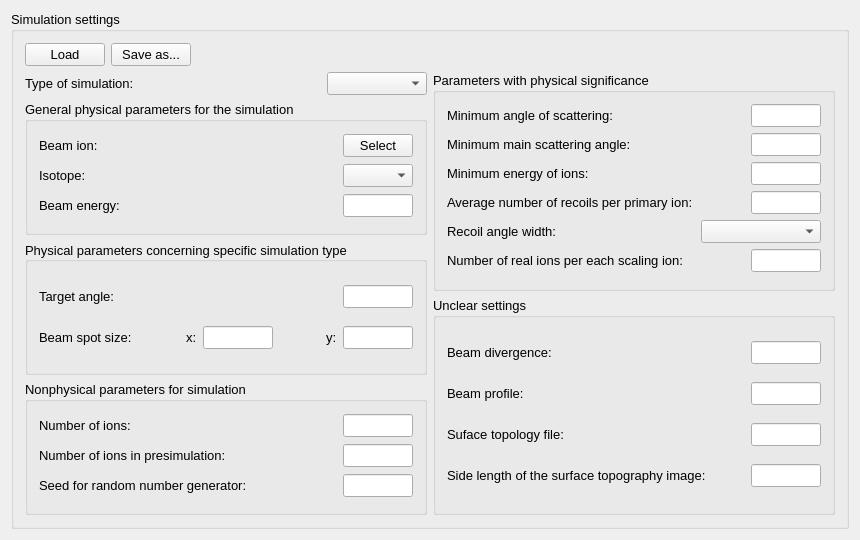
This is ui_files/ui_request_simulation_settings.ui in JYU-IBA/potku as Qt 5 draws it before an edit. The edited form follows.
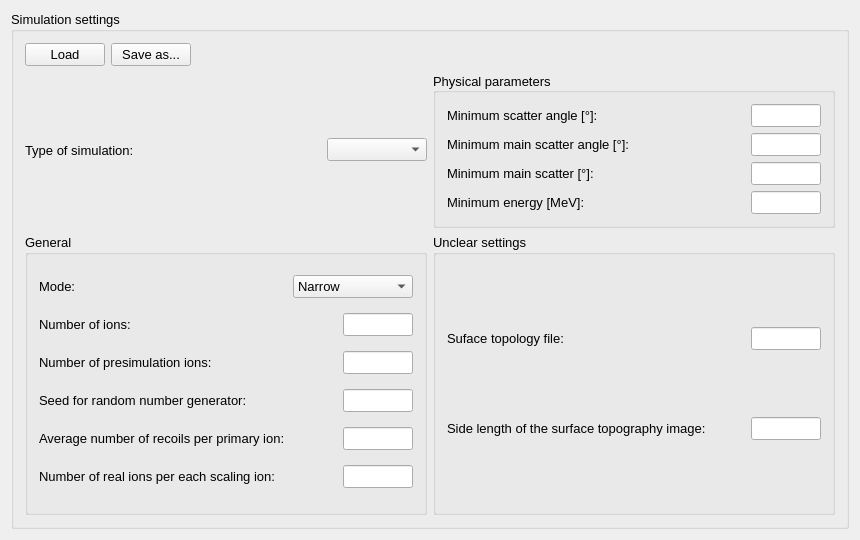
This is the edited form.

Commit message:
Request Settings for measurement
View for measurement settings tab in request settings.

The edit to the form file:
```diff
--- a/ui_files/ui_request_simulation_settings.ui
+++ b/ui_files/ui_request_simulation_settings.ui
@@ -44,8 +44,6 @@
        <property name="title">
         <string>Simulation settings</string>
        </property>
-       <layout class="QHBoxLayout" name="horizontalLayout_14">
-        <item>
          <layout class="QVBoxLayout" name="verticalLayout_10">
           <item>
            <layout class="QHBoxLayout" name="horizontalLayout">
@@ -79,13 +77,8 @@
            </layout>
           </item>
           <item>
-           <layout class="QHBoxLayout" name="horizontalLayout_5">
-            <item>
-             <layout class="QVBoxLayout" name="settingsLeft">
-              <property name="sizeConstraint">
-               <enum>QLayout::SetDefaultConstraint</enum>
-              </property>
-              <item>
+         <layout class="QGridLayout" name="gridLayout">
+          <item row="0" column="0">
                <layout class="QHBoxLayout" name="typeOfSimulationLayout">
                 <item>
                  <widget class="QLabel" name="typeOfSimulationLabel">
@@ -115,230 +108,65 @@
                 </item>
                </layout>
               </item>
-              <item>
-               <widget class="QGroupBox" name="generalPhysicalParams">
-                <property name="title">
-                 <string>General physical parameters for the simulation</string>
-                </property>
-                <layout class="QVBoxLayout" name="verticalLayout_3">
-                 <item>
-                  <layout class="QHBoxLayout" name="beamIonLayout">
-                   <item>
-                    <widget class="QLabel" name="beamIonLabel">
-                     <property name="text">
-                      <string>Beam ion:</string>
-                     </property>
-                    </widget>
-                   </item>
-                   <item>
-                    <widget class="QPushButton" name="beamIonButton">
-                     <property name="minimumSize">
-                      <size>
-                       <width>70</width>
-                       <height>0</height>
-                      </size>
-                     </property>
-                     <property name="maximumSize">
-                      <size>
-                       <width>70</width>
-                       <height>16777215</height>
-                      </size>
-                     </property>
-                     <property name="text">
-                      <string>Select</string>
-                     </property>
-                    </widget>
-                   </item>
-                  </layout>
-                 </item>
-                 <item>
-                  <layout class="QHBoxLayout" name="isotopeLayout">
-                   <item>
-                    <widget class="QLabel" name="isotopeLabel">
-                     <property name="text">
-                      <string>Isotope:</string>
-                     </property>
-                    </widget>
-                   </item>
-                   <item>
-                    <widget class="QComboBox" name="isotopeComboBox">
-                     <property name="minimumSize">
-                      <size>
-                       <width>70</width>
-                       <height>0</height>
-                      </size>
-                     </property>
-                     <property name="maximumSize">
-                      <size>
-                       <width>70</width>
-                       <height>16777215</height>
-                      </size>
-                     </property>
-                    </widget>
-                   </item>
-                  </layout>
-                 </item>
-                 <item>
-                  <layout class="QHBoxLayout" name="beamEnergyLayout">
-                   <item>
-                    <widget class="QLabel" name="beamEnergyLabel">
-                     <property name="text">
-                      <string>Beam energy: </string>
-                     </property>
-                    </widget>
-                   </item>
-                   <item>
-                    <widget class="QLineEdit" name="beamEnergyEdit">
-                     <property name="minimumSize">
-                      <size>
-                       <width>70</width>
-                       <height>0</height>
-                      </size>
-                     </property>
-                     <property name="maximumSize">
-                      <size>
-                       <width>70</width>
-                       <height>16777215</height>
-                      </size>
-                     </property>
-                    </widget>
-                   </item>
-                  </layout>
-                 </item>
-                </layout>
-               </widget>
-              </item>
-              <item>
-               <widget class="QGroupBox" name="simulationTypeSpecificParams">
-                <property name="title">
-                 <string>Physical parameters concerning specific simulation type</string>
-                </property>
-                <property name="alignment">
-                 <set>Qt::AlignLeading|Qt::AlignLeft|Qt::AlignVCenter</set>
-                </property>
-                <property name="flat">
-                 <bool>false</bool>
-                </property>
-                <layout class="QVBoxLayout" name="verticalLayout_4">
-                 <item>
-                  <layout class="QHBoxLayout" name="targetAngleLayout">
-                   <item>
-                    <widget class="QLabel" name="targetAngleLabel">
-                     <property name="text">
-                      <string>Target angle:</string>
-                     </property>
-                    </widget>
-                   </item>
-                   <item>
-                    <widget class="QLineEdit" name="targetAngleEdit">
-                     <property name="minimumSize">
-                      <size>
-                       <width>70</width>
-                       <height>0</height>
-                      </size>
-                     </property>
-                     <property name="maximumSize">
-                      <size>
-                       <width>70</width>
-                       <height>16777215</height>
-                      </size>
-                     </property>
-                    </widget>
-                   </item>
-                  </layout>
-                 </item>
-                 <item>
-                  <layout class="QHBoxLayout" name="beamSpotSizeLayout">
-                   <item>
-                    <widget class="QLabel" name="beamSpotSizeLabel">
-                     <property name="text">
-                      <string>Beam spot size:</string>
-                     </property>
-                    </widget>
-                   </item>
-                   <item>
-                    <spacer name="horizontalSpacer">
-                     <property name="orientation">
-                      <enum>Qt::Horizontal</enum>
-                     </property>
-                     <property name="sizeHint" stdset="0">
-                      <size>
-                       <width>40</width>
-                       <height>20</height>
-                      </size>
-                     </property>
-                    </spacer>
-                   </item>
-                   <item>
-                    <widget class="QLabel" name="beamSpotSizeXLabel">
-                     <property name="text">
-                      <string>x:</string>
-                     </property>
-                    </widget>
-                   </item>
-                   <item>
-                    <widget class="QLineEdit" name="beamSpotSizeXEdit">
-                     <property name="minimumSize">
-                      <size>
-                       <width>70</width>
-                       <height>0</height>
-                      </size>
-                     </property>
-                     <property name="maximumSize">
-                      <size>
-                       <width>70</width>
-                       <height>16777215</height>
-                      </size>
-                     </property>
-                    </widget>
-                   </item>
-                   <item>
-                    <spacer name="horizontalSpacer_2">
-                     <property name="orientation">
-                      <enum>Qt::Horizontal</enum>
-                     </property>
-                     <property name="sizeHint" stdset="0">
-                      <size>
-                       <width>40</width>
-                       <height>20</height>
-                      </size>
-                     </property>
-                    </spacer>
-                   </item>
-                   <item>
-                    <widget class="QLabel" name="beamSpotSizeYLabel">
-                     <property name="text">
-                      <string>y:</string>
-                     </property>
-                    </widget>
-                   </item>
-                   <item>
-                    <widget class="QLineEdit" name="beamSpotSizeYEdit">
-                     <property name="minimumSize">
-                      <size>
-                       <width>70</width>
-                       <height>0</height>
-                      </size>
-                     </property>
-                     <property name="maximumSize">
-                      <size>
-                       <width>70</width>
-                       <height>16777215</height>
-                      </size>
-                     </property>
-                    </widget>
-                   </item>
-                  </layout>
-                 </item>
-                </layout>
-               </widget>
-              </item>
-              <item>
+          <item row="1" column="0">
                <widget class="QGroupBox" name="nonphysicalParams">
                 <property name="title">
-                 <string>Nonphysical parameters for simulation</string>
+             <string>General</string>
                 </property>
                 <layout class="QVBoxLayout" name="verticalLayout_8">
+             <item>
+              <layout class="QHBoxLayout" name="recoilAngleWidthLayout">
+               <item>
+                <widget class="QLabel" name="recoilAngleWidthLabel">
+                 <property name="text">
+                  <string>Mode:</string>
+                 </property>
+                </widget>
+               </item>
+               <item>
+                <spacer name="horizontalSpacer_3">
+                 <property name="orientation">
+                  <enum>Qt::Horizontal</enum>
+                 </property>
+                 <property name="sizeType">
+                  <enum>QSizePolicy::Fixed</enum>
+                 </property>
+                 <property name="sizeHint" stdset="0">
+                  <size>
+                   <width>120</width>
+                   <height>20</height>
+                  </size>
+                 </property>
+                </spacer>
+               </item>
+               <item>
+                <widget class="QComboBox" name="recoilAngleWidthComboBox">
+                 <property name="minimumSize">
+                  <size>
+                   <width>120</width>
+                   <height>0</height>
+                  </size>
+                 </property>
+                 <property name="maximumSize">
+                  <size>
+                   <width>120</width>
+                   <height>16777215</height>
+                  </size>
+                 </property>
+                 <item>
+                  <property name="text">
+                   <string>Narrow</string>
+                  </property>
+                 </item>
+                 <item>
+                  <property name="text">
+                   <string>Wide</string>
+                  </property>
+                 </item>
+                </widget>
+               </item>
+              </layout>
+             </item>
                  <item>
                   <layout class="QHBoxLayout" name="numberOfIonsLayout">
                    <item>
@@ -371,7 +199,7 @@
                    <item>
                     <widget class="QLabel" name="numberOfPresimuIonsLabel">
                      <property name="text">
-                      <string>Number of ions in presimulation:</string>
+                  <string>Number of presimulation ions:</string>
                      </property>
                     </widget>
                    </item>
@@ -420,100 +248,6 @@
                    </item>
                   </layout>
                  </item>
-                </layout>
-               </widget>
-              </item>
-             </layout>
-            </item>
-            <item>
-             <layout class="QVBoxLayout" name="settingsRight">
-              <item>
-               <widget class="QGroupBox" name="physicalSignicanceParamsLayout">
-                <property name="title">
-                 <string>Parameters with physical significance</string>
-                </property>
-                <layout class="QVBoxLayout" name="verticalLayout_5">
-                 <item>
-                  <layout class="QHBoxLayout" name="minimumAngleLayout">
-                   <item>
-                    <widget class="QLabel" name="minimumAngleLabel">
-                     <property name="text">
-                      <string>Minimum angle of scattering:</string>
-                     </property>
-                    </widget>
-                   </item>
-                   <item>
-                    <widget class="QLineEdit" name="minimumAngleEdit">
-                     <property name="minimumSize">
-                      <size>
-                       <width>70</width>
-                       <height>0</height>
-                      </size>
-                     </property>
-                     <property name="maximumSize">
-                      <size>
-                       <width>70</width>
-                       <height>16777215</height>
-                      </size>
-                     </property>
-                    </widget>
-                   </item>
-                  </layout>
-                 </item>
-                 <item>
-                  <layout class="QHBoxLayout" name="minimumMainlayout">
-                   <item>
-                    <widget class="QLabel" name="minimumMainLabel">
-                     <property name="text">
-                      <string>Minimum main scattering angle:</string>
-                     </property>
-                    </widget>
-                   </item>
-                   <item>
-                    <widget class="QLineEdit" name="minimumMainEdit">
-                     <property name="minimumSize">
-                      <size>
-                       <width>70</width>
-                       <height>0</height>
-                      </size>
-                     </property>
-                     <property name="maximumSize">
-                      <size>
-                       <width>70</width>
-                       <height>16777215</height>
-                      </size>
-                     </property>
-                    </widget>
-                   </item>
-                  </layout>
-                 </item>
-                 <item>
-                  <layout class="QHBoxLayout" name="minimumEnergylayout">
-                   <item>
-                    <widget class="QLabel" name="minimumEnergyLabel">
-                     <property name="text">
-                      <string>Minimum energy of ions:</string>
-                     </property>
-                    </widget>
-                   </item>
-                   <item>
-                    <widget class="QLineEdit" name="minimumEnergyEdit">
-                     <property name="minimumSize">
-                      <size>
-                       <width>70</width>
-                       <height>0</height>
-                      </size>
-                     </property>
-                     <property name="maximumSize">
-                      <size>
-                       <width>70</width>
-                       <height>16777215</height>
-                      </size>
-                     </property>
-                    </widget>
-                   </item>
-                  </layout>
-                 </item>
                  <item>
                   <layout class="QHBoxLayout" name="averageNumberOfRecoilsLayout">
                    <item>
@@ -541,49 +275,6 @@
                    </item>
                   </layout>
                  </item>
-                 <item>
-                  <layout class="QHBoxLayout" name="recoilAngleWidthLayout">
-                   <item>
-                    <widget class="QLabel" name="recoilAngleWidthLabel">
-                     <property name="text">
-                      <string>Recoil angle width:</string>
-                     </property>
-                    </widget>
-                   </item>
-                   <item>
-                    <spacer name="horizontalSpacer_3">
-                     <property name="orientation">
-                      <enum>Qt::Horizontal</enum>
-                     </property>
-                     <property name="sizeType">
-                      <enum>QSizePolicy::Fixed</enum>
-                     </property>
-                     <property name="sizeHint" stdset="0">
-                      <size>
-                       <width>120</width>
-                       <height>20</height>
-                      </size>
-                     </property>
-                    </spacer>
-                   </item>
-                   <item>
-                    <widget class="QComboBox" name="recoilAngleWidthComboBox">
-                     <property name="minimumSize">
-                      <size>
-                       <width>120</width>
-                       <height>0</height>
-                      </size>
-                     </property>
-                     <property name="maximumSize">
-                      <size>
-                       <width>120</width>
-                       <height>16777215</height>
-                      </size>
-                     </property>
-                    </widget>
-                   </item>
-                  </layout>
-                 </item>
                  <item>
                   <layout class="QHBoxLayout" name="numberOfRealIonsLayout">
                    <item>
@@ -614,66 +305,135 @@
                 </layout>
                </widget>
               </item>
+          <item row="0" column="1">
+           <widget class="QGroupBox" name="simulationTypeSpecificParams">
+            <property name="title">
+             <string>Physical parameters</string>
+            </property>
+            <property name="alignment">
+             <set>Qt::AlignLeading|Qt::AlignLeft|Qt::AlignVCenter</set>
+            </property>
+            <property name="flat">
+             <bool>false</bool>
+            </property>
+            <layout class="QVBoxLayout" name="verticalLayout">
               <item>
+              <layout class="QHBoxLayout" name="targetAngleLayout">
+               <item>
+                <widget class="QLabel" name="targetAngleLabel">
+                 <property name="text">
+                  <string>Minimum scatter angle [°]:</string>
+                 </property>
+                </widget>
+               </item>
+               <item>
+                <widget class="QLineEdit" name="targetAngleEdit">
+                 <property name="minimumSize">
+                  <size>
+                   <width>70</width>
+                   <height>0</height>
+                  </size>
+                 </property>
+                 <property name="maximumSize">
+                  <size>
+                   <width>70</width>
+                   <height>16777215</height>
+                  </size>
+                 </property>
+                </widget>
+               </item>
+              </layout>
+             </item>
+             <item>
+              <layout class="QHBoxLayout" name="targetAngleLayout_2">
+               <item>
+                <widget class="QLabel" name="targetAngleLabel_2">
+                 <property name="text">
+                  <string>Minimum main scatter angle [°]:</string>
+                 </property>
+                </widget>
+               </item>
+               <item>
+                <widget class="QLineEdit" name="targetAngleEdit_2">
+                 <property name="minimumSize">
+                  <size>
+                   <width>70</width>
+                   <height>0</height>
+                  </size>
+                 </property>
+                 <property name="maximumSize">
+                  <size>
+                   <width>70</width>
+                   <height>16777215</height>
+                  </size>
+                 </property>
+                </widget>
+               </item>
+              </layout>
+             </item>
+             <item>
+              <layout class="QHBoxLayout" name="targetAngleLayout_3">
+               <item>
+                <widget class="QLabel" name="targetAngleLabel_3">
+                 <property name="text">
+                  <string>Minimum main scatter [°]:</string>
+                 </property>
+                </widget>
+               </item>
+               <item>
+                <widget class="QLineEdit" name="targetAngleEdit_3">
+                 <property name="minimumSize">
+                  <size>
+                   <width>70</width>
+                   <height>0</height>
+                  </size>
+                 </property>
+                 <property name="maximumSize">
+                  <size>
+                   <width>70</width>
+                   <height>16777215</height>
+                  </size>
+                 </property>
+                </widget>
+               </item>
+              </layout>
+             </item>
+             <item>
+              <layout class="QHBoxLayout" name="targetAngleLayout_4">
+               <item>
+                <widget class="QLabel" name="targetAngleLabel_4">
+                 <property name="text">
+                  <string>Minimum energy [MeV]:</string>
+                 </property>
+                </widget>
+               </item>
+               <item>
+                <widget class="QLineEdit" name="targetAngleEdit_4">
+                 <property name="minimumSize">
+                  <size>
+                   <width>70</width>
+                   <height>0</height>
+                  </size>
+                 </property>
+                 <property name="maximumSize">
+                  <size>
+                   <width>70</width>
+                   <height>16777215</height>
+                  </size>
+                 </property>
+                </widget>
+               </item>
+              </layout>
+             </item>
+            </layout>
+           </widget>
+          </item>
+          <item row="1" column="1">
                <widget class="QGroupBox" name="unclearSettingsGorup">
                 <property name="title">
                  <string>Unclear settings</string>
                 </property>
                 <layout class="QVBoxLayout" name="verticalLayout_9">
-                 <item>
-                  <layout class="QHBoxLayout" name="beamDivergenceLayout">
-                   <item>
-                    <widget class="QLabel" name="beamDivergenceLabel">
-                     <property name="text">
-                      <string>Beam divergence:</string>
-                     </property>
-                    </widget>
-                   </item>
-                   <item>
-                    <widget class="QLineEdit" name="beamDivergenceEdit">
-                     <property name="minimumSize">
-                      <size>
-                       <width>70</width>
-                       <height>0</height>
-                      </size>
-                     </property>
-                     <property name="maximumSize">
-                      <size>
-                       <width>70</width>
-                       <height>16777215</height>
-                      </size>
-                     </property>
-                    </widget>
-                   </item>
-                  </layout>
-                 </item>
-                 <item>
-                  <layout class="QHBoxLayout" name="breamProfileLayout">
-                   <item>
-                    <widget class="QLabel" name="beamProfileLabel">
-                     <property name="text">
-                      <string>Beam profile:</string>
-                     </property>
-                    </widget>
-                   </item>
-                   <item>
-                    <widget class="QLineEdit" name="breamProfileEdit">
-                     <property name="minimumSize">
-                      <size>
-                       <width>70</width>
-                       <height>0</height>
-                      </size>
-                     </property>
-                     <property name="maximumSize">
-                      <size>
-                       <width>70</width>
-                       <height>16777215</height>
-                      </size>
-                     </property>
-                    </widget>
-                   </item>
-                  </layout>
-                 </item>
                  <item>
                   <layout class="QHBoxLayout" name="surfaceTopologyFileLayout">
                    <item>
@@ -730,10 +490,6 @@
                  </item>
                 </layout>
                </widget>
-              </item>
-             </layout>
-            </item>
-           </layout>
           </item>
          </layout>
         </item>
```
Lines whose indentation alone changed are shown as unchanged. The commit also changes 6 other files.
